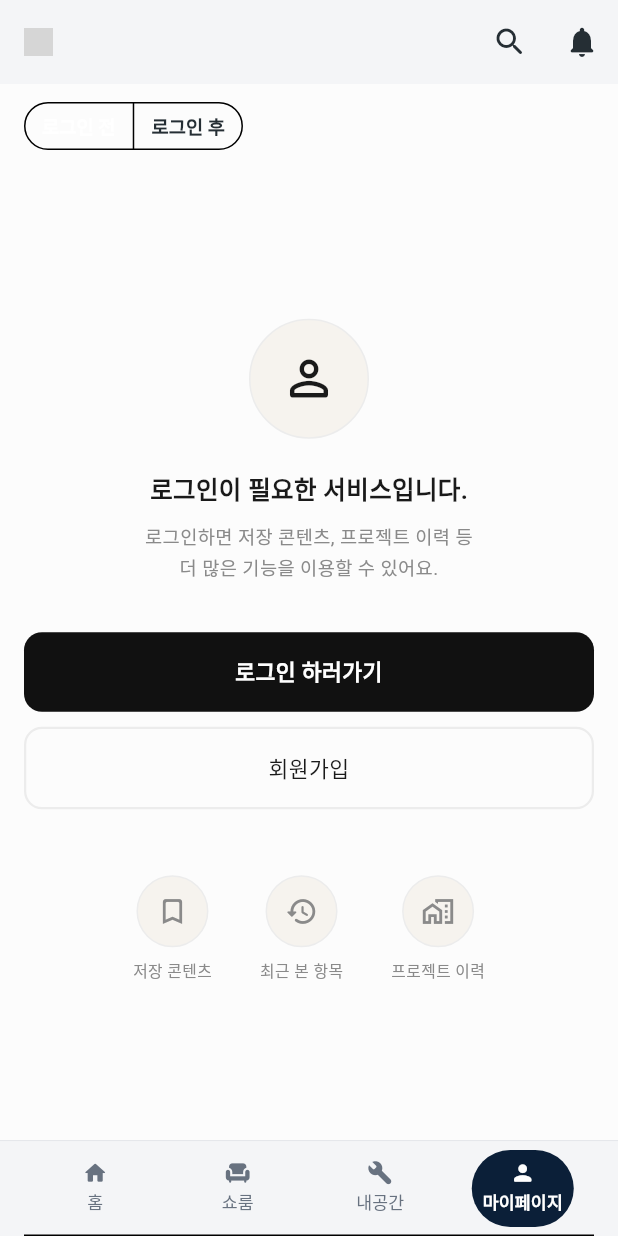
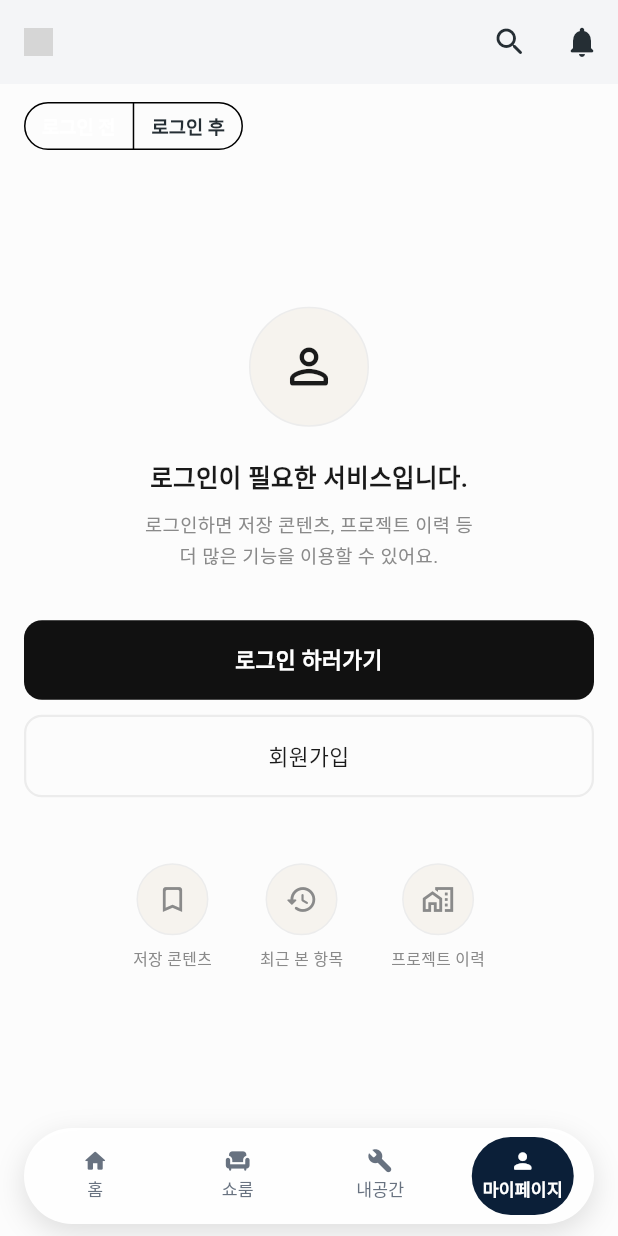
Before and after one commit to InteriorAPP-Warmheart/interiorapp_flutter_client, a Flutter app: the screen it shows after launch, item 4 of the bottom bar chosen, on a phone screen of 412 x 824 dp. Run offline on Flutter 3.47's test engine with Material 3 defaults, Android fonts, the phone set to English and light mode, and no system bars; our stand-ins replace cached_network_image, carousel_slider, flutter_riverpod, flutter_screenutil, go_router, shared_preferences; network calls fail; Roboto replaces fonts that are missing (Pretendard); grey boxes are pictures that could not be loaded.

Commit message:
라운드 탭바 지정

```diff
--- a/lib/app/shell/app_tab_bar.dart
+++ b/lib/app/shell/app_tab_bar.dart
@@ -71,6 +71,8 @@ class _AppTabBarState extends ConsumerState<AppTabBar>
     }
 
     return Scaffold(
+      // 본문이 탭바 뒤로 이어진다. 막대 주변 여백은 투명해서 화면이 비친다.
+      extendBody: true,
       appBar: PreferredSize(
         preferredSize: Size.fromHeight(ResponsiveSize.appBarHeight(context)),
         child: const AppAppBar(),
@@ -88,22 +90,20 @@ class _AppTabBarState extends ConsumerState<AppTabBar>
   Widget _buildTab() {
     final EdgeInsets inset = ResponsiveSize.responsivePadding(context);
     final double tabGap = ResponsiveSize.subGap(context) * 0.5;
-    // 화면을 완전히 가리는 3버튼 내비게이션만 피한다.
-    // 제스처 홈 표시처럼 얇은 여백은 탭바를 올리거나 두껍게 만들지 않는다.
-    final double obscuredBottom = MediaQuery.paddingOf(context).bottom;
-    final double systemNavigation = obscuredBottom >= 48 ? obscuredBottom : 0;
-
-    return Container(
-      decoration: AppTabBarTheme.decoration.copyWith(
-        color: Theme.of(context).scaffoldBackgroundColor,
-      ),
-      height: AppTabBarTheme.height(context) + systemNavigation,
+    final double barHeight = AppTabBarTheme.height(context);
+    return Padding(
       padding: EdgeInsets.fromLTRB(
         inset.left,
-        0,
+        AppTabBarTheme.floatGap,
         inset.right,
-        systemNavigation,
+        AppTabBarTheme.bottomInset(context),
       ),
+      child: DecoratedBox(
+        decoration: AppTabBarTheme.dock(barHeight),
+        child: ClipRRect(
+          borderRadius: BorderRadius.circular(barHeight / 2),
+          child: SizedBox(
+            height: barHeight,
             child: TabBar(
               controller: _tabController,
               padding: EdgeInsets.zero,
@@ -114,6 +114,8 @@ class _AppTabBarState extends ConsumerState<AppTabBar>
               unselectedLabelStyle: AppTabBarTheme.unselectedLabelStyle(context),
               indicator: AppTabBarTheme.indicator,
               indicatorSize: TabBarIndicatorSize.tab,
+              dividerColor: Colors.transparent,
+              dividerHeight: 0,
               splashFactory: NoSplash.splashFactory,
               overlayColor: const WidgetStatePropertyAll(Colors.transparent),
               onTap: (index) {
@@ -128,6 +130,9 @@ class _AppTabBarState extends ConsumerState<AppTabBar>
                     text: tab.label,
                   ),
               ],
+            ),
+          ),
+        ),
       ),
     );
   }
--- a/lib/core/theme/tab_bar_theme.dart
+++ b/lib/core/theme/tab_bar_theme.dart
@@ -19,9 +19,30 @@ class AppTabBarTheme {
   static double height(BuildContext context) =>
       ResponsiveSize.bottomNavHeight(context);
 
-  static BoxDecoration get decoration => const BoxDecoration(
-    color: AppColors.surface,
-    border: Border(top: BorderSide(color: AppColors.border, width: 0.7)),
+  static const double floatGap = 8;
+
+  /// 화면을 가리는 3버튼 내비게이션만 피한다.
+  /// 제스처 홈 표시처럼 얇은 여백은 탭바를 올리지 않는다.
+  static double systemLift(BuildContext context) {
+    final double obscured = MediaQuery.viewPaddingOf(context).bottom;
+    return obscured >= 48 ? obscured : 0;
+  }
+
+  /// 화면 맨 아래에서 독 아래쪽까지의 거리.
+  static double bottomInset(BuildContext context) =>
+      systemLift(context) + floatGap;
+
+  /// 화면 가장자리에 붙지 않는 둥근 독.
+  static BoxDecoration dock(double height) => BoxDecoration(
+    color: AppColors.surface.withValues(alpha: 0.96),
+    borderRadius: BorderRadius.circular(height / 2),
+    boxShadow: const [
+      BoxShadow(
+        color: Color(0x1F000000),
+        blurRadius: 16,
+        offset: Offset(0, 6),
+      ),
+    ],
   );
 
   static Color get selectedColor => AppColors.white;
--- a/lib/home/ui/screen/home_screen.dart
+++ b/lib/home/ui/screen/home_screen.dart
@@ -156,13 +156,15 @@ class _HomeScreenState extends ConsumerState<HomeScreen>
     final double sectionGap = ResponsiveSize.sectionGap(context);
     final bool showProjectCard =
         !_isCardExpanded && isProjectBuilding && !_atBottom;
-    // 카드는 콘텐츠 위에 떠 있고, 끝에서는 이 여백만큼 더 스크롤해 추천 시공사례가 카드 위로 올라온다.
+    // extendBody가 알려 주는 탭바 실제 높이. 카드와 맨 아래 버튼은 이 위로 둔다.
+    final double tabSlot = MediaQuery.paddingOf(context).bottom;
     final double projectCardReserve =
         showProjectCard
             ? MyBuildProjectWidget.expandedHeight(context) +
                 MyBuildProjectWidget.floatBottom +
-                MyBuildProjectWidget.overlayGap
-            : 0;
+                MyBuildProjectWidget.overlayGap +
+                tabSlot
+            : tabSlot + MyBuildProjectWidget.floatBottom;
 
     return Scaffold(
       body: Stack(
@@ -310,7 +312,7 @@ class _HomeScreenState extends ConsumerState<HomeScreen>
 
           if (showProjectCard)
             Positioned(
-              bottom: MyBuildProjectWidget.floatBottom,
+              bottom: tabSlot + MyBuildProjectWidget.floatBottom,
               left: 0,
               right: 0,
               child: Center(child: MyBuildProjectWidget(atBottom: false)),
--- a/lib/showroom/ui/screen/showroom_screen.dart
+++ b/lib/showroom/ui/screen/showroom_screen.dart
@@ -25,6 +25,7 @@ class _ShowroomScreenState extends ConsumerState<ShowroomScreen> {
 
     return Scaffold(
       body: SingleChildScrollView(
+        padding: EdgeInsets.only(bottom: MediaQuery.paddingOf(context).bottom),
         child: Center(
           child: Column(
             children: [
@@ -94,7 +95,9 @@ class _ShowroomScreenState extends ConsumerState<ShowroomScreen> {
       ),
 
       // 글쓰기 버튼
-      floatingActionButton: SizedBox(
+      floatingActionButton: Padding(
+        padding: EdgeInsets.only(bottom: MediaQuery.paddingOf(context).bottom),
+        child: SizedBox(
         width: 100,
         height: 40,
         child: FloatingActionButton.extended(
@@ -115,6 +118,7 @@ class _ShowroomScreenState extends ConsumerState<ShowroomScreen> {
             side: BorderSide(color: Colors.white, width: 0),
           ),
           extendedIconLabelSpacing: 2,
+        ),
         ),
       ),
     );
```
Also changed, not shown: 1 other file. Lines whose indentation alone changed are shown as unchanged.
